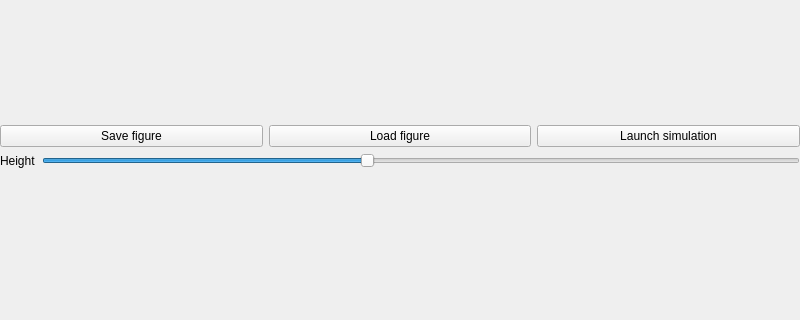
Before: the Qt Designer form editwindow.ui in Pavel-by/defferential_cw, drawn with Qt 5; both pictures show x 0 to 800 and y 153 to 473 of the 800 by 600 pixel window.
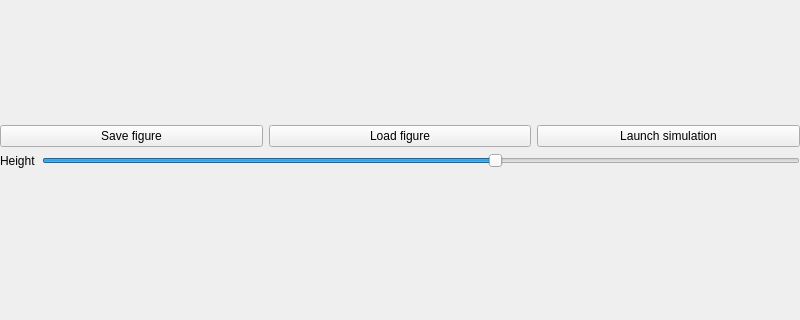
After: the same form once the commit is applied.

What changed in the file:
```diff
--- a/editwindow.ui
+++ b/editwindow.ui
@@ -69,7 +69,7 @@
            <number>-60</number>
           </property>
           <property name="maximum">
-           <number>80</number>
+           <number>40</number>
           </property>
           <property name="orientation">
            <enum>Qt::Horizontal</enum>
```
